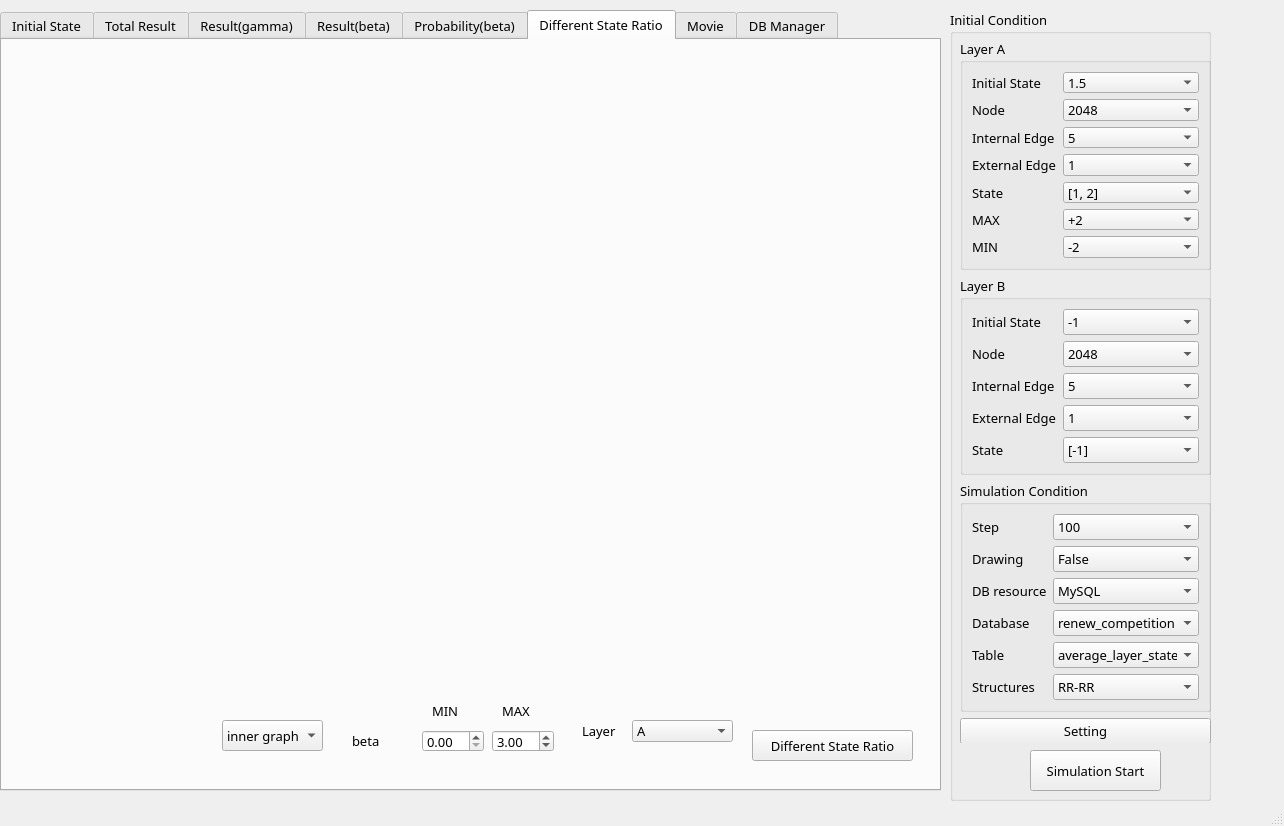
Old version of the form revisedmainwindow.ui in the repository leighsix/CompetitionPycharm.
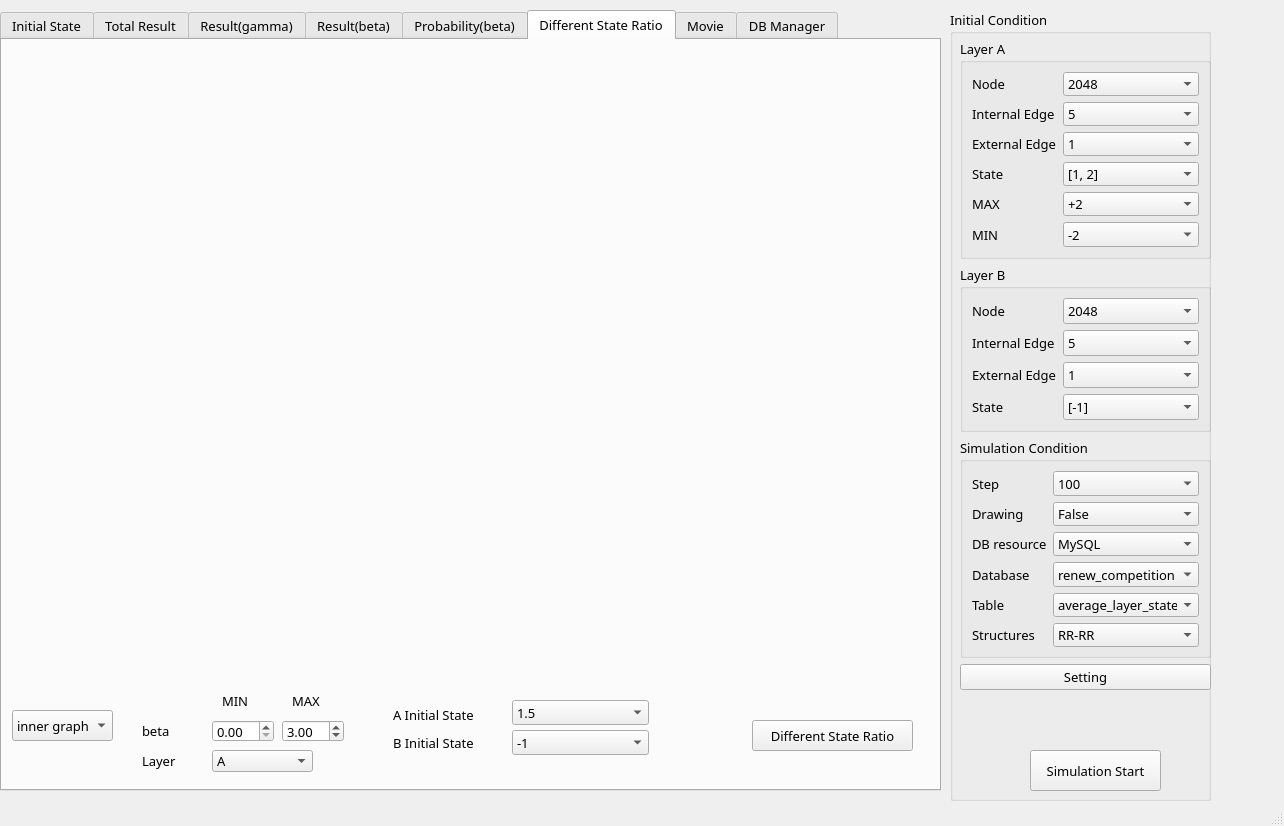
New version of the form. The open tabs and pages were chosen to show the change. Icons and pictures are not drawn.

```diff
--- a/revisedmainwindow.ui
+++ b/revisedmainwindow.ui
@@ -600,6 +600,150 @@
        </property>
       </item>
      </widget>
+     <widget class="QComboBox" name="A_InitialStateBox">
+      <property name="geometry">
+       <rect>
+        <x>580</x>
+        <y>660</y>
+        <width>137</width>
+        <height>25</height>
+       </rect>
+      </property>
+      <property name="font">
+       <font>
+        <family>Sitka Text</family>
+        <pointsize>10</pointsize>
+        <weight>50</weight>
+        <italic>false</italic>
+        <bold>false</bold>
+       </font>
+      </property>
+      <property name="iconSize">
+       <size>
+        <width>12</width>
+        <height>12</height>
+       </size>
+      </property>
+      <item>
+       <property name="text">
+        <string>1.5</string>
+       </property>
+      </item>
+      <item>
+       <property name="text">
+        <string>0.5</string>
+       </property>
+      </item>
+      <item>
+       <property name="text">
+        <string>1</string>
+       </property>
+      </item>
+      <item>
+       <property name="text">
+        <string>2</string>
+       </property>
+      </item>
+      <item>
+       <property name="text">
+        <string>-0.5</string>
+       </property>
+      </item>
+      <item>
+       <property name="text">
+        <string>-1</string>
+       </property>
+      </item>
+      <item>
+       <property name="text">
+        <string>-1.5</string>
+       </property>
+      </item>
+      <item>
+       <property name="text">
+        <string>-2</string>
+       </property>
+      </item>
+      <item>
+       <property name="text">
+        <string>None</string>
+       </property>
+      </item>
+     </widget>
+     <widget class="QLabel" name="A_initial_state">
+      <property name="geometry">
+       <rect>
+        <x>461</x>
+        <y>665</y>
+        <width>111</width>
+        <height>20</height>
+       </rect>
+      </property>
+      <property name="text">
+       <string>A Initial State</string>
+      </property>
+     </widget>
+     <widget class="QLabel" name="B_initial_state">
+      <property name="geometry">
+       <rect>
+        <x>461</x>
+        <y>690</y>
+        <width>91</width>
+        <height>25</height>
+       </rect>
+      </property>
+      <property name="text">
+       <string>B Initial State</string>
+      </property>
+     </widget>
+     <widget class="QComboBox" name="B_InitialStateBox">
+      <property name="geometry">
+       <rect>
+        <x>580</x>
+        <y>690</y>
+        <width>137</width>
+        <height>25</height>
+       </rect>
+      </property>
+      <property name="font">
+       <font>
+        <family>Sitka Text</family>
+        <pointsize>10</pointsize>
+        <weight>50</weight>
+        <italic>false</italic>
+        <bold>false</bold>
+       </font>
+      </property>
+      <property name="maxVisibleItems">
+       <number>10</number>
+      </property>
+      <property name="iconSize">
+       <size>
+        <width>12</width>
+        <height>12</height>
+       </size>
+      </property>
+      <item>
+       <property name="text">
+        <string>-1</string>
+       </property>
+      </item>
+      <item>
+       <property name="text">
+        <string>1</string>
+       </property>
+      </item>
+      <item>
+       <property name="text">
+        <string>0</string>
+       </property>
+      </item>
+      <item>
+       <property name="text">
+        <string>None</string>
+       </property>
+      </item>
+     </widget>
     </widget>
     <widget class="QWidget" name="Different_State_Ratio">
      <attribute name="title">
@@ -620,7 +764,7 @@
       <property name="geometry">
        <rect>
         <x>750</x>
-        <y>690</y>
+        <y>680</y>
         <width>161</width>
         <height>31</height>
        </rect>
@@ -641,8 +785,8 @@
      <widget class="QLabel" name="min_4">
       <property name="geometry">
        <rect>
-        <x>430</x>
-        <y>660</y>
+        <x>220</x>
+        <y>650</y>
         <width>51</width>
         <height>21</height>
        </rect>
@@ -654,8 +798,8 @@
      <widget class="QDoubleSpinBox" name="beta_minBox_4">
       <property name="geometry">
        <rect>
-        <x>420</x>
-        <y>690</y>
+        <x>210</x>
+        <y>680</y>
         <width>62</width>
         <height>22</height>
        </rect>
@@ -670,8 +814,8 @@
      <widget class="QDoubleSpinBox" name="beta_maxBox_4">
       <property name="geometry">
        <rect>
-        <x>490</x>
-        <y>690</y>
+        <x>280</x>
+        <y>680</y>
         <width>62</width>
         <height>22</height>
        </rect>
@@ -689,8 +833,8 @@
      <widget class="QLabel" name="beta_4">
       <property name="geometry">
        <rect>
-        <x>350</x>
-        <y>690</y>
+        <x>140</x>
+        <y>680</y>
         <width>51</width>
         <height>21</height>
        </rect>
@@ -702,8 +846,8 @@
      <widget class="QLabel" name="max_4">
       <property name="geometry">
        <rect>
-        <x>500</x>
-        <y>660</y>
+        <x>290</x>
+        <y>650</y>
         <width>51</width>
         <height>21</height>
        </rect>
@@ -715,8 +859,8 @@
      <widget class="QLabel" name="layer">
       <property name="geometry">
        <rect>
-        <x>580</x>
-        <y>680</y>
+        <x>140</x>
+        <y>710</y>
         <width>51</width>
         <height>21</height>
        </rect>
@@ -728,8 +872,8 @@
      <widget class="QComboBox" name="select_layerBox">
       <property name="geometry">
        <rect>
-        <x>630</x>
-        <y>680</y>
+        <x>210</x>
+        <y>710</y>
         <width>101</width>
         <height>22</height>
        </rect>
@@ -753,8 +897,8 @@
      <widget class="QComboBox" name="state_ratio_locBox">
       <property name="geometry">
        <rect>
-        <x>220</x>
-        <y>680</y>
+        <x>10</x>
+        <y>670</y>
         <width>101</width>
         <height>31</height>
        </rect>
@@ -770,6 +914,150 @@
        </property>
       </item>
      </widget>
+     <widget class="QLabel" name="B_initial_state_4">
+      <property name="geometry">
+       <rect>
+        <x>391</x>
+        <y>690</y>
+        <width>91</width>
+        <height>25</height>
+       </rect>
+      </property>
+      <property name="text">
+       <string>B Initial State</string>
+      </property>
+     </widget>
+     <widget class="QLabel" name="A_initial_state_4">
+      <property name="geometry">
+       <rect>
+        <x>391</x>
+        <y>665</y>
+        <width>111</width>
+        <height>20</height>
+       </rect>
+      </property>
+      <property name="text">
+       <string>A Initial State</string>
+      </property>
+     </widget>
+     <widget class="QComboBox" name="B_InitialStateBox_4">
+      <property name="geometry">
+       <rect>
+        <x>510</x>
+        <y>690</y>
+        <width>137</width>
+        <height>25</height>
+       </rect>
+      </property>
+      <property name="font">
+       <font>
+        <family>Sitka Text</family>
+        <pointsize>10</pointsize>
+        <weight>50</weight>
+        <italic>false</italic>
+        <bold>false</bold>
+       </font>
+      </property>
+      <property name="maxVisibleItems">
+       <number>10</number>
+      </property>
+      <property name="iconSize">
+       <size>
+        <width>12</width>
+        <height>12</height>
+       </size>
+      </property>
+      <item>
+       <property name="text">
+        <string>-1</string>
+       </property>
+      </item>
+      <item>
+       <property name="text">
+        <string>1</string>
+       </property>
+      </item>
+      <item>
+       <property name="text">
+        <string>0</string>
+       </property>
+      </item>
+      <item>
+       <property name="text">
+        <string>None</string>
+       </property>
+      </item>
+     </widget>
+     <widget class="QComboBox" name="A_InitialStateBox_4">
+      <property name="geometry">
+       <rect>
+        <x>510</x>
+        <y>660</y>
+        <width>137</width>
+        <height>25</height>
+       </rect>
+      </property>
+      <property name="font">
+       <font>
+        <family>Sitka Text</family>
+        <pointsize>10</pointsize>
+        <weight>50</weight>
+        <italic>false</italic>
+        <bold>false</bold>
+       </font>
+      </property>
+      <property name="iconSize">
+       <size>
+        <width>12</width>
+        <height>12</height>
+       </size>
+      </property>
+      <item>
+       <property name="text">
+        <string>1.5</string>
+       </property>
+      </item>
+      <item>
+       <property name="text">
+        <string>0.5</string>
+       </property>
+      </item>
+      <item>
+       <property name="text">
+        <string>1</string>
+       </property>
+      </item>
+      <item>
+       <property name="text">
+        <string>2</string>
+       </property>
+      </item>
+      <item>
+       <property name="text">
+        <string>-0.5</string>
+       </property>
+      </item>
+      <item>
+       <property name="text">
+        <string>-1</string>
+       </property>
+      </item>
+      <item>
+       <property name="text">
+        <string>-1.5</string>
+       </property>
+      </item>
+      <item>
+       <property name="text">
+        <string>-2</string>
+       </property>
+      </item>
+      <item>
+       <property name="text">
+        <string>None</string>
+       </property>
+      </item>
+     </widget>
     </widget>
     <widget class="QWidget" name="Movie">
      <attribute name="title">
@@ -964,7 +1252,7 @@
        <x>10</x>
        <y>29</y>
        <width>251</width>
-       <height>704</height>
+       <height>651</height>
       </rect>
      </property>
      <layout class="QGridLayout" name="gridLayout_5">
@@ -974,14 +1262,14 @@
          <string>Layer A</string>
         </property>
         <layout class="QFormLayout" name="formLayout_2">
-         <item row="1" column="0">
+         <item row="0" column="0">
           <widget class="QLabel" name="A_node">
            <property name="text">
             <string>Node</string>
            </property>
           </widget>
          </item>
-         <item row="1" column="1">
+         <item row="0" column="1">
           <widget class="QComboBox" name="A_NodeBox">
            <property name="font">
             <font>
@@ -1010,14 +1298,14 @@
            </item>
           </widget>
          </item>
-         <item row="2" column="0">
+         <item row="1" column="0">
           <widget class="QLabel" name="A_internaledge">
            <property name="text">
             <string>Internal Edge</string>
            </property>
           </widget>
          </item>
-         <item row="2" column="1">
+         <item row="1" column="1">
           <widget class="QComboBox" name="A_InternalEdgeBox">
            <property name="font">
             <font>
@@ -1054,7 +1342,7 @@
            </item>
           </widget>
          </item>
-         <item row="3" column="0">
+         <item row="2" column="0">
           <widget class="QLabel" name="A_externaledge">
            <property name="text">
             <string>External Edge</string>
@@ -1064,7 +1352,7 @@
            </property>
           </widget>
          </item>
-         <item row="3" column="1">
+         <item row="2" column="1">
           <widget class="QComboBox" name="A_ExternalEdgeBox">
            <property name="font">
             <font>
@@ -1093,14 +1381,14 @@
            </item>
           </widget>
          </item>
-         <item row="4" column="0">
+         <item row="3" column="0">
           <widget class="QLabel" name="A_state">
            <property name="text">
             <string>State</string>
            </property>
           </widget>
          </item>
-         <item row="4" column="1">
+         <item row="3" column="1">
           <widget class="QComboBox" name="A_StateBox">
            <property name="font">
             <font>
@@ -1124,14 +1412,14 @@
            </item>
           </widget>
          </item>
-         <item row="5" column="0">
+         <item row="4" column="0">
           <widget class="QLabel" name="A_max">
            <property name="text">
             <string>MAX</string>
            </property>
           </widget>
          </item>
-         <item row="5" column="1">
+         <item row="4" column="1">
           <widget class="QComboBox" name="A_MAXBox">
            <property name="font">
             <font>
@@ -1155,14 +1443,14 @@
            </item>
           </widget>
          </item>
-         <item row="6" column="0">
+         <item row="5" column="0">
           <widget class="QLabel" name="A_min">
            <property name="text">
             <string>MIN</string>
            </property>
           </widget>
          </item>
-         <item row="6" column="1">
+         <item row="5" column="1">
           <widget class="QComboBox" name="A_MINBox">
            <property name="font">
             <font>
@@ -1186,67 +1474,6 @@
            </item>
           </widget>
          </item>
-         <item row="0" column="1">
-          <widget class="QComboBox" name="A_InitialStateBox">
-           <property name="font">
-            <font>
-             <family>Sitka Text</family>
-             <pointsize>10</pointsize>
-             <weight>50</weight>
-             <italic>false</italic>
-             <bold>false</bold>
-            </font>
-           </property>
-           <property name="iconSize">
-            <size>
-             <width>12</width>
-             <height>12</height>
-            </size>
-           </property>
-           <item>
-            <property name="text">
-             <string>1.5</string>
-            </property>
-           </item>
-           <item>
-            <property name="text">
-             <string>1</string>
-            </property>
-           </item>
-           <item>
-            <property name="text">
-             <string>2</string>
-            </property>
-           </item>
-           <item>
-            <property name="text">
-             <string>-0.5</string>
-            </property>
-           </item>
-           <item>
-            <property name="text">
-             <string>-1</string>
-            </property>
-           </item>
-           <item>
-            <property name="text">
-             <string>-1.5</string>
-            </property>
-           </item>
-           <item>
-            <property name="text">
-             <string>-2</string>
-            </property>
-           </item>
-          </widget>
-         </item>
-         <item row="0" column="0">
-          <widget class="QLabel" name="A_initial_state">
-           <property name="text">
-            <string>Initial State</string>
-           </property>
-          </widget>
-         </item>
         </layout>
        </widget>
       </item>
@@ -1508,14 +1735,14 @@
          <string>Layer B</string>
         </property>
         <layout class="QFormLayout" name="formLayout">
-         <item row="1" column="0">
+         <item row="0" column="0">
           <widget class="QLabel" name="B_node">
            <property name="text">
             <string>Node</string>
            </property>
           </widget>
          </item>
-         <item row="1" column="1">
+         <item row="0" column="1">
           <widget class="QComboBox" name="B_NodeBox">
            <property name="font">
             <font>
@@ -1547,14 +1774,14 @@
            </item>
           </widget>
          </item>
-         <item row="2" column="0">
+         <item row="1" column="0">
           <widget class="QLabel" name="label_11">
            <property name="text">
             <string>Internal Edge</string>
            </property>
           </widget>
          </item>
-         <item row="2" column="1">
+         <item row="1" column="1">
           <widget class="QComboBox" name="B_InternalEdgeBox">
            <property name="font">
             <font>
@@ -1588,7 +1815,7 @@
            </item>
           </widget>
          </item>
-         <item row="3" column="0">
+         <item row="2" column="0">
           <widget class="QLabel" name="label_12">
            <property name="text">
             <string>External Edge</string>
@@ -1598,7 +1825,7 @@
            </property>
           </widget>
          </item>
-         <item row="3" column="1">
+         <item row="2" column="1">
           <widget class="QComboBox" name="B_ExternalEdgeBox">
            <property name="font">
             <font>
@@ -1627,14 +1854,14 @@
            </item>
           </widget>
          </item>
-         <item row="4" column="0">
+         <item row="3" column="0">
           <widget class="QLabel" name="label_14">
            <property name="text">
             <string>State</string>
            </property>
           </widget>
          </item>
-         <item row="4" column="1">
+         <item row="3" column="1">
           <widget class="QComboBox" name="B_StateBox">
            <property name="font">
             <font>
@@ -1658,50 +1885,6 @@
            </item>
           </widget>
          </item>
-         <item row="0" column="1">
-          <widget class="QComboBox" name="B_InitialStateBox">
-           <property name="font">
-            <font>
-             <family>Sitka Text</family>
-             <pointsize>10</pointsize>
-             <weight>50</weight>
-             <italic>false</italic>
-             <bold>false</bold>
-            </font>
-           </property>
-           <property name="maxVisibleItems">
-            <number>10</number>
-           </property>
-           <property name="iconSize">
-            <size>
-             <width>12</width>
-             <height>12</height>
-            </size>
-           </property>
-           <item>
-            <property name="text">
-             <string>-1</string>
-            </property>
-           </item>
-           <item>
-            <property name="text">
-             <string>1</string>
-            </property>
-           </item>
-           <item>
-            <property name="text">
-             <string>0</string>
-            </property>
-           </item>
-          </widget>
-         </item>
-         <item row="0" column="0">
-          <widget class="QLabel" name="B_initial_state">
-           <property name="text">
-            <string>Initial State</string>
-           </property>
-          </widget>
-         </item>
         </layout>
        </widget>
       </item>
```
Left out of the diff: 327 changed lines with no effect on the pictures.
